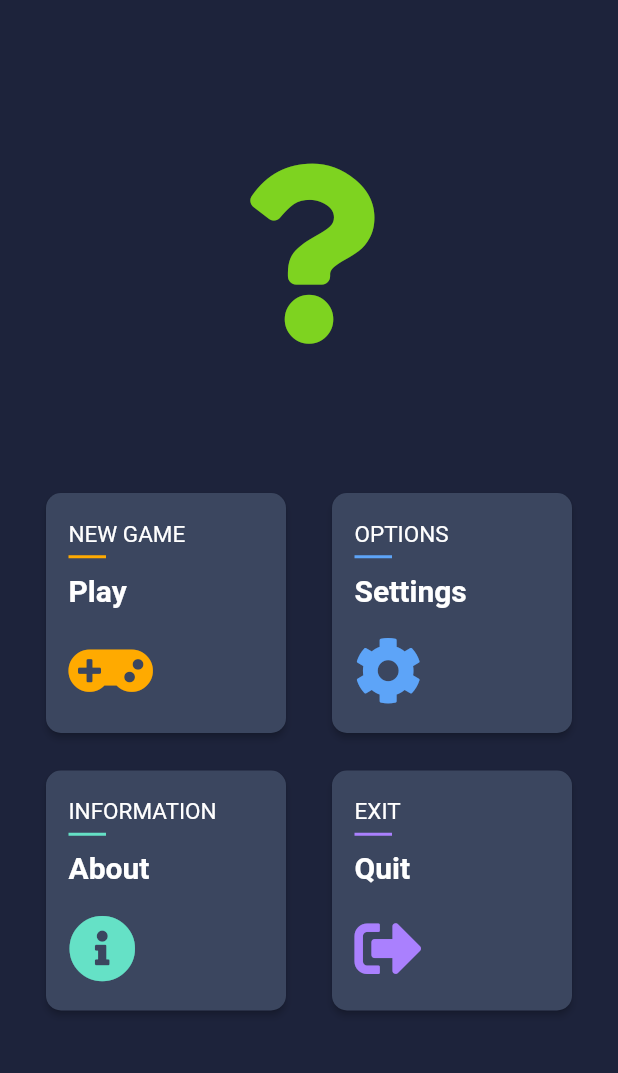
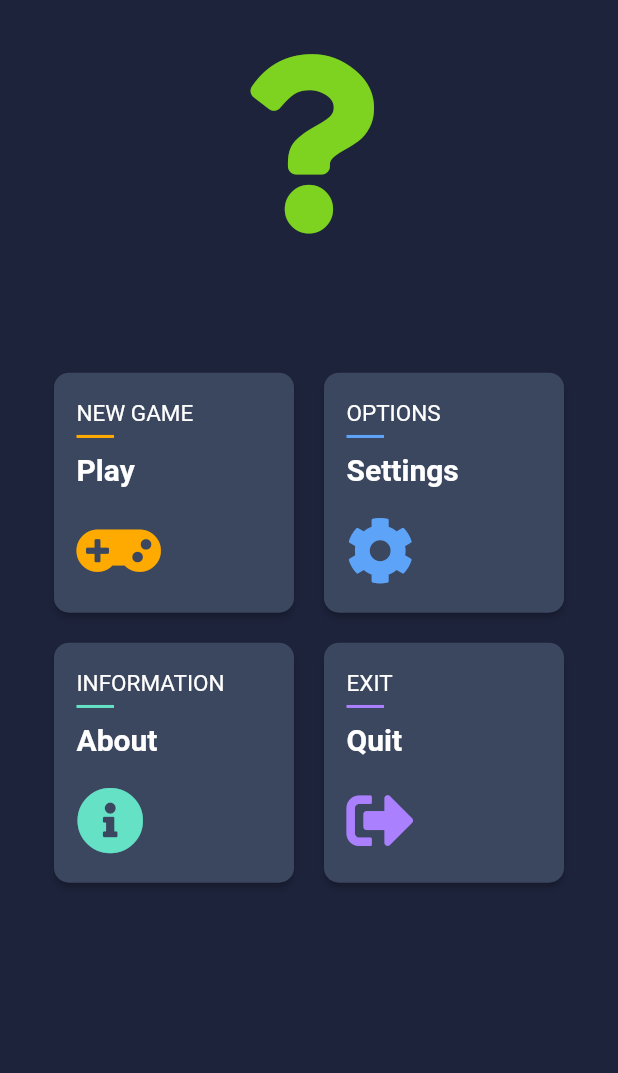
Before and after one commit to abourazanis/wuggame, a Flutter app: the screen it shows after launch, on a phone screen of 412 x 824 dp, the part 50-1123 px from its top. Run offline on Flutter 3.47's test engine with Material 2 defaults, Android fonts, the phone set to English and light mode, and no system bars; our stand-ins replace font_awesome_flutter.

Commit message:
complete new game animated transition

```diff
--- a/lib/routes.dart
+++ b/lib/routes.dart
@@ -4,7 +4,7 @@ import 'package:wug_game/ui/main_screen.dart';
 
 class Routes {
   var routes = <String, WidgetBuilder>{
-    "/": (BuildContext context) => new MainScreen(),
-    "/game": (BuildContext context) => new GameScreen()
+    "/": (BuildContext context) => MainScreen(),
+    "/game": (BuildContext context) => GameScreen()
   };
 }
--- a/lib/ui/main_screen.dart
+++ b/lib/ui/main_screen.dart
@@ -1,6 +1,7 @@
 import 'package:flutter/material.dart';
 import 'package:font_awesome_flutter/font_awesome_flutter.dart';
 import 'package:wug_game/ui/colors.dart';
+import 'package:wug_game/ui/utils.dart';
 import 'package:wug_game/ui/widgets/main_appbar.dart';
 import 'package:wug_game/ui/widgets/main_menubutton.dart';
 import 'package:wug_game/ui/widgets/menubutton_animation.dart';
@@ -21,7 +22,7 @@ class MainScreenState extends State<MainScreen>
   void initState() {
     super.initState();
     _menuButtonController = new AnimationController(
-        duration: new Duration(milliseconds: 1500), vsync: this);
+        duration: new Duration(milliseconds: 2500), vsync: this);
   }
 
   @override
@@ -33,59 +34,55 @@ class MainScreenState extends State<MainScreen>
   Future<Null> _playAnimation() async {
     try {
       await _menuButtonController.forward().orCancel;
-//      await _menuButtonController.reverse().orCancel;
     } on TickerCanceled {}
   }
 
   @override
   Widget build(BuildContext context) {
+    MediaQueryData mediaQueryData = MediaQuery.of(context);
+
     return Scaffold(
       backgroundColor: WugColors.darkBlue,
       body: Stack(
         children: <Widget>[
-          AnimatedOpacity(
-            opacity: this.animationStatus ? 0.0 : 1.0,
-            duration: Duration(milliseconds: 500),
-            child: MainAppBar("Wug Game"),
+          Align(
+            alignment: Alignment.topCenter,
+            child: Column(
+              mainAxisSize: MainAxisSize.min,
+              mainAxisAlignment: MainAxisAlignment.center,
+              crossAxisAlignment: CrossAxisAlignment.center,
+              children: <Widget>[
+                MainAppBar("Wug Game"),
+                SizedBox(height: screenAwareSize(20, context)),
+                Icon(
+                  FontAwesomeIcons.question,
+                  color: WugColors.green,
+                  size: screenAwareSize(120, context),
                 ),
-          _buildMenu(context),
               ],
             ),
-    );
-  }
-
-  Widget _buildMenu(BuildContext context) {
-    MediaQueryData mediaQueryData = MediaQuery.of(context);
-    double screenWidth = mediaQueryData.size.width;
-    double screenHeight = mediaQueryData.size.height;
-
-    return Center(
-      child: Column(
-        mainAxisAlignment: MainAxisAlignment.center,
+          ),
+          Align(
+            alignment: Alignment.center,
+            child: Padding(
+              padding: EdgeInsets.only(
+                  top: animationStatus ? 0.0 : screenAwareSize(80, context)),
+              child: Wrap(
+                direction: Axis.horizontal,
+                alignment: WrapAlignment.start,
+                crossAxisAlignment: WrapCrossAlignment.start,
+                spacing: 20.0,
+                runSpacing: 20.0,
                 children: <Widget>[
-          SizedBox(
-            height: 25,
-          ),
-          AnimatedOpacity(
-            opacity: this.animationStatus ? 0.0 : 1.0,
-            duration: Duration(milliseconds: 500),
-            child: Icon(
-              FontAwesomeIcons.question,
-              color: WugColors.green,
-              size: 120,
-            ),
-          ),
-          SizedBox(
-            height: 100,
-          ),
-          Row(
-            mainAxisSize: MainAxisSize.max,
-            mainAxisAlignment: MainAxisAlignment.spaceEvenly,
-            children: <Widget>[
-              MenuButtonAnimation(
+                  animationStatus
+                      ? MenuButtonAnimation(
                           buttonController: this._menuButtonController.view,
-                screenWidth: screenWidth,
-                screenHeight: screenHeight,
+                          title: "Play",
+                          subtitle: "NEW GAME",
+                          icon: FontAwesomeIcons.gamepad,
+                          iconColor: WugColors.orange,
+                        )
+                      : MainMenuButton(
                           onPressed: () {
                             setState(() {
                               animationStatus = true;
@@ -105,15 +102,6 @@ class MainScreenState extends State<MainScreen>
                     iconColor: WugColors.lightBlue,
                     visible: !animationStatus,
                   ),
-            ],
-          ),
-          SizedBox(
-            height: 25,
-          ),
-          Row(
-            mainAxisSize: MainAxisSize.max,
-            mainAxisAlignment: MainAxisAlignment.spaceEvenly,
-            children: <Widget>[
                   MainMenuButton(
                     onPressed: () {},
                     title: "About",
@@ -131,7 +119,9 @@ class MainScreenState extends State<MainScreen>
                     visible: !animationStatus,
                   ),
                 ],
-          )
+              ),
+            ),
+          ),
         ],
       ),
     );
--- /dev/null
+++ b/lib/ui/utils.dart
@@ -0,0 +1,7 @@
+import 'package:flutter/material.dart';
+
+double baseHeight = 828.0;
+
+double screenAwareSize(double size, BuildContext context) {
+  return size * MediaQuery.of(context).size.height / baseHeight;
+}
--- a/lib/ui/widgets/menubutton_animation.dart
+++ b/lib/ui/widgets/menubutton_animation.dart
@@ -1,14 +1,13 @@
 import 'package:flutter/material.dart';
 import 'package:vector_math/vector_math_64.dart' as m;
 import 'package:wug_game/ui/colors.dart';
+import 'package:wug_game/ui/game_screen.dart';
+import 'package:wug_game/ui/widgets/fadeout_route.dart';
 
 class MenuButtonAnimation extends StatelessWidget {
   MenuButtonAnimation({
     Key key,
     @required this.buttonController,
-    @required this.screenWidth,
-    @required this.screenHeight,
-    @required this.onPressed,
     @required this.title,
     @required this.subtitle,
     @required this.icon,
@@ -21,50 +20,66 @@ class MenuButtonAnimation extends StatelessWidget {
             parent: buttonController,
             curve: Interval(
               0.0,
-              0.19,
+              0.15,
               curve: Curves.decelerate,
             ),
           ),
         ),
         buttomZoomOut = Tween(
-          begin: 160.0,
-          end: 1000.0,
+          begin: 1.0,
+          end: 10.0,
         ).animate(
           CurvedAnimation(
             parent: buttonController,
             curve: Interval(
-              0.19,
+              0.15,
               0.99,
-              curve: Curves.linear,
+              curve: Curves.easeOutExpo,
             ),
           ),
         ),
+        moveAnimation = Tween<double>(begin: 0, end: 0.25).animate(
+            CurvedAnimation(
+                parent: buttonController,
+                curve: Interval(0.10, 0.20, curve: Curves.decelerate))),
+        opacityAnimation = Tween<double>(begin: 1.0, end: 0.0).animate(
+            CurvedAnimation(
+                parent: buttonController,
+                curve: Interval(0.15, 0.20, curve: Curves.ease))),
         super(key: key);
 
   final String title;
   final String subtitle;
   final Color iconColor;
   final IconData icon;
-  final GestureTapCallback onPressed;
-
-  final double screenWidth;
-  final double screenHeight;
 
   final AnimationController buttonController;
   final Animation buttonRotateAnimation;
   final Animation buttomZoomOut;
+  final Animation opacityAnimation;
+  final Animation moveAnimation;
 
   Widget _buildAnimation(BuildContext context, Widget child) {
-    return Transform.rotate(
-        angle: m.radians(buttonRotateAnimation.value),
-        child: _buildButton(buttomZoomOut.value, buttomZoomOut.value));
+    final double width = MediaQuery.of(context).size.width;
+    final double height = MediaQuery.of(context).size.height;
+
+    return Transform(
+        alignment: FractionalOffset.center,
+        transform: Matrix4.translationValues(moveAnimation.value * width, 0, 0)
+          ..rotateZ(m.radians(buttonRotateAnimation.value))
+          ..scale(buttomZoomOut.value),
+        child: _buildButton(160, 160));
+
+//    return Transform.rotate(
+//        angle: m.radians(buttonRotateAnimation.value),
+//        child: _buildButton(buttomZoomOut.value, buttomZoomOut.value));
   }
 
   @override
   Widget build(BuildContext context) {
     buttonController.addListener(() {
       if (buttonController.isCompleted) {
-        print("animation finished");
+        Navigator.pushReplacement(context, FadeOutRoute(widget: GameScreen()));
       }
     });
     return new AnimatedBuilder(
@@ -76,11 +91,10 @@ class MenuButtonAnimation extends StatelessWidget {
 
   Widget _buildButton(double width, double height) {
     return RawMaterialButton(
-      onPressed: this.onPressed,
       fillColor: WugColors.greyBlue,
       splashColor: WugColors.lightBlue,
       shape: RoundedRectangleBorder(borderRadius: BorderRadius.circular(10.0)),
-      child: SizedBox(
+      child: Container(
         width: width,
         height: height,
         child: Padding(
@@ -94,26 +108,26 @@ class MenuButtonAnimation extends StatelessWidget {
                 subtitle,
                 style: TextStyle(
                     fontSize: 15,
-                    color: Colors.white,
+                    color: Colors.white.withOpacity(opacityAnimation.value),
                     fontWeight: FontWeight.normal),
               ),
               Container(
                 margin: EdgeInsets.fromLTRB(0, 5.0, 0, 10.0),
                 height: 2,
                 width: 25,
-                color: this.iconColor,
+                color: this.iconColor.withOpacity(opacityAnimation.value),
               ),
               Text(
                 title,
                 style: TextStyle(
                     fontSize: 20,
-                    color: Colors.white,
+                    color: Colors.white.withOpacity(opacityAnimation.value),
                     fontWeight: FontWeight.bold),
               ),
               SizedBox(height: 20),
               Icon(
                 this.icon,
-                color: this.iconColor,
+                color: this.iconColor.withOpacity(opacityAnimation.value),
                 size: 45,
               )
             ],
```
Also changed, not shown: lib/ui/game_screen.dart (+68 -15 lines), lib/ui/widgets/fade_container.dart (added, +20 -0 lines), lib/ui/widgets/fadeout_route.dart (added, +15 -0 lines). Lines whose indentation alone changed are shown as unchanged.
